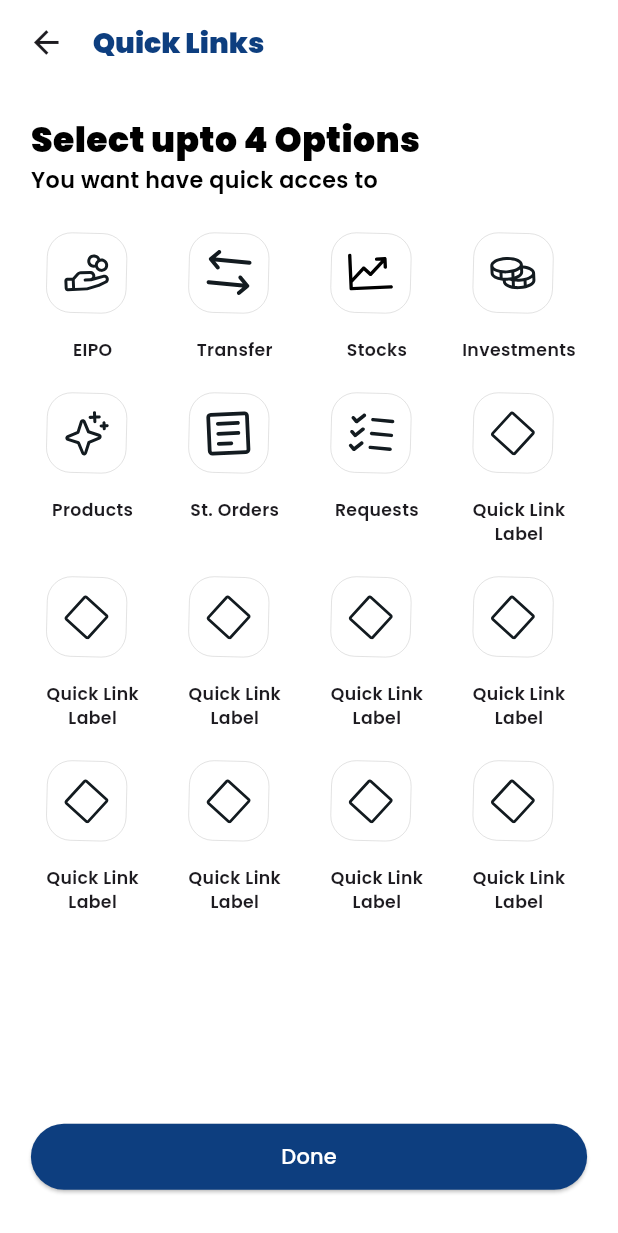
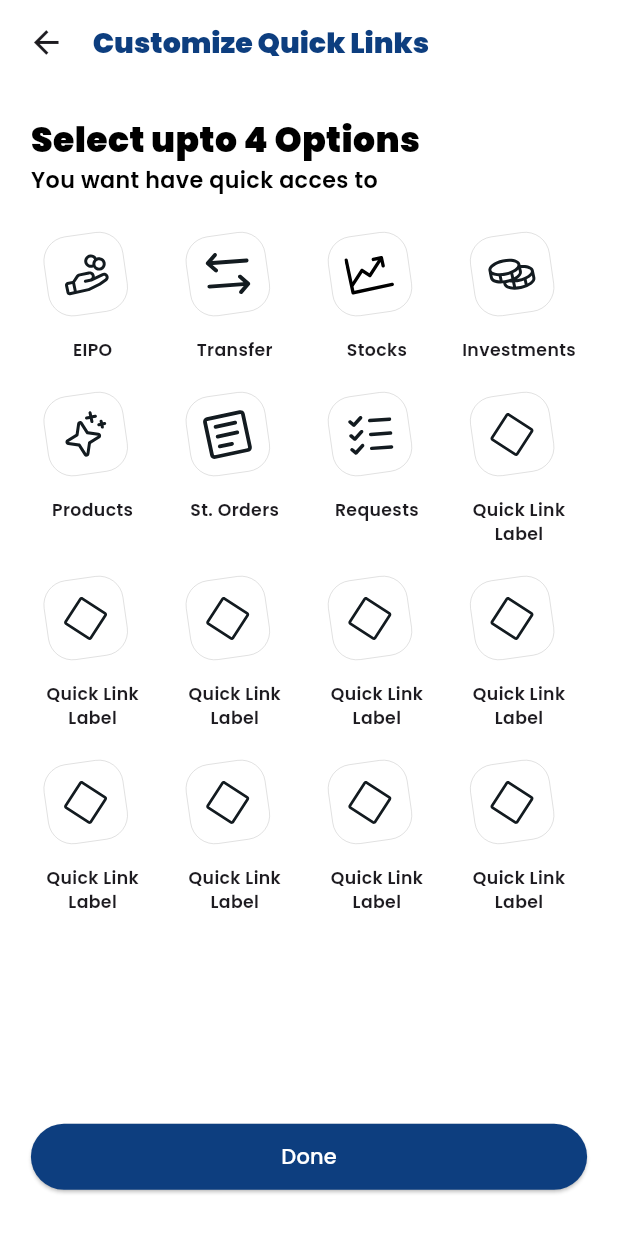
Before and after one commit to inshad-muhammed/Tasks, a Flutter app: the QuickLinkPage screen opened directly, after a tap on "Done", on a phone screen of 412 x 824 dp. Shown: the top 1233 px of the screen. Run offline on Flutter 3.47's test engine with Material 3 defaults, Android fonts, the phone set to English and light mode, and no system bars; our stand-ins replace dio, flutter_riverpod, flutter_svg, google_fonts, shimmer.

Commit message:
Integrated API and added shimmer effect on loading state

```diff
--- a/lib/core/constants/app_strings/parts/quick_link_page.dart
+++ b/lib/core/constants/app_strings/parts/quick_link_page.dart
@@ -3,7 +3,7 @@
 
 extension QuickLinkPageString on DefaultStrings {
   String get quickLinkTitle =>
-      get(I18nKeys().quickLinkTitle, fallback: "Quick Links");
+      get(I18nKeys().quickLinkTitle, fallback: "Customize Quick Links");
   String get quickLinkSubtitle =>
       get(I18nKeys().quickLinkSubtitle, fallback: "Select upto 4 Options");
   String get quickLinkSubtitle1 => get(
--- /dev/null
+++ b/lib/features/quick_link/data/models/quick_link_model.dart
@@ -0,0 +1,10 @@
+class QuickLinkModel {
+  final String label;
+  final String imagePath;
+
+  QuickLinkModel({required this.label, required this.imagePath});
+
+  factory QuickLinkModel.fromJson(Map<String, dynamic> json) {
+    return QuickLinkModel(label: json['label'], imagePath: json['imagePath']);
+  }
+}
--- /dev/null
+++ b/lib/features/quick_link/data/services/quick_link_service.dart
@@ -0,0 +1,21 @@
+import 'package:dio/dio.dart';
+import 'package:tasks/features/quick_link/data/models/quick_link_model.dart';
+import 'package:tasks/features/quick_link/presentation/constants/quick_link_icons.dart';
+
+class QuickLinkService {
+  Future<List<QuickLinkModel>> fetchQuickLinks() async {
+    await Future.delayed(Duration(seconds: 3));
+    final response = Response(
+      requestOptions: RequestOptions(path: ''),
+      data: labels,
+      statusCode: 200,
+    );
+    if (response.statusCode == 200) {
+      return (response.data as List)
+          .map((item) => QuickLinkModel.fromJson(item))
+          .toList();
+    } else {
+      throw Exception("Failed to fetch quick links");
+    }
+  }
+}
--- a/lib/features/quick_link/presentation/constants/quick_link_icons.dart
+++ b/lib/features/quick_link/presentation/constants/quick_link_icons.dart
@@ -3,20 +3,20 @@
 
 final s = DefaultStrings.instance;
 final List<Map<String, dynamic>> labels = [
-  {'icon': "assets/quick_link_icons/eipo.svg", 'label': s.label1},
-  {'icon': "assets/quick_link_icons/transfers.svg", 'label': s.label2},
-  {'icon': "assets/quick_link_icons/stocks.svg", 'label': s.label3},
-  {'icon': "assets/quick_link_icons/investments.svg", 'label': s.label4},
-  {'icon': "assets/quick_link_icons/products.svg", 'label': s.label5},
-  {'icon': "assets/quick_link_icons/orders.svg", 'label': s.label6},
-  {'icon': "assets/quick_link_icons/requests.svg", 'label': s.label7},
-  {'icon': "assets/quick_link_icons/default.svg", 'label': s.label8},
-  {'icon': "assets/quick_link_icons/default.svg", 'label': s.label8},
-  {'icon': "assets/quick_link_icons/default.svg", 'label': s.label8},
-  {'icon': "assets/quick_link_icons/default.svg", 'label': s.label8},
-  {'icon': "assets/quick_link_icons/default.svg", 'label': s.label8},
-  {'icon': "assets/quick_link_icons/default.svg", 'label': s.label8},
-  {'icon': "assets/quick_link_icons/default.svg", 'label': s.label8},
-  {'icon': "assets/quick_link_icons/default.svg", 'label': s.label8},
-  {'icon': "assets/quick_link_icons/default.svg", 'label': s.label8},
+  {'imagePath': "assets/quick_link_icons/eipo.svg", 'label': s.label1},
+  {'imagePath': "assets/quick_link_icons/transfers.svg", 'label': s.label2},
+  {'imagePath': "assets/quick_link_icons/stocks.svg", 'label': s.label3},
+  {'imagePath': "assets/quick_link_icons/investments.svg", 'label': s.label4},
+  {'imagePath': "assets/quick_link_icons/products.svg", 'label': s.label5},
+  {'imagePath': "assets/quick_link_icons/orders.svg", 'label': s.label6},
+  {'imagePath': "assets/quick_link_icons/requests.svg", 'label': s.label7},
+  {'imagePath': "assets/quick_link_icons/default.svg", 'label': s.label8},
+  {'imagePath': "assets/quick_link_icons/default.svg", 'label': s.label8},
+  {'imagePath': "assets/quick_link_icons/default.svg", 'label': s.label8},
+  {'imagePath': "assets/quick_link_icons/default.svg", 'label': s.label8},
+  {'imagePath': "assets/quick_link_icons/default.svg", 'label': s.label8},
+  {'imagePath': "assets/quick_link_icons/default.svg", 'label': s.label8},
+  {'imagePath': "assets/quick_link_icons/default.svg", 'label': s.label8},
+  {'imagePath': "assets/quick_link_icons/default.svg", 'label': s.label8},
+  {'imagePath': "assets/quick_link_icons/default.svg", 'label': s.label8},
 ];
--- /dev/null
+++ b/lib/features/quick_link/presentation/controller/quick_link_provider.dart
@@ -0,0 +1,9 @@
+import 'package:flutter_riverpod/flutter_riverpod.dart';
+import 'package:tasks/features/quick_link/data/models/quick_link_model.dart';
+import 'package:tasks/features/quick_link/data/services/quick_link_service.dart';
+
+final quickLinkServiceProvider = Provider((ref) => QuickLinkService());
+final quickLinksProvider = FutureProvider<List<QuickLinkModel>>((ref) async {
+  final service = ref.read(quickLinkServiceProvider);
+  return service.fetchQuickLinks();
+});
--- a/lib/features/quick_link/presentation/pages/quick_link.dart
+++ b/lib/features/quick_link/presentation/pages/quick_link.dart
@@ -11,6 +11,7 @@
   @override
   Widget build(BuildContext context) {
     final s = DefaultStrings.instance;
+
     SizeConfig.init(context);
     return Scaffold(
       backgroundColor: Colors.white,
--- a/lib/features/quick_link/presentation/widgets/icon.dart
+++ b/lib/features/quick_link/presentation/widgets/icon.dart
@@ -1,28 +1,34 @@
 import 'package:flutter/material.dart';
 import 'package:flutter_riverpod/flutter_riverpod.dart';
 import 'package:flutter_svg/flutter_svg.dart';
+import 'package:shimmer/shimmer.dart';
 import 'package:tasks/core/utils/size_config.dart';
-import 'package:tasks/features/quick_link/presentation/constants/quick_link_icons.dart';
+import 'package:tasks/features/quick_link/presentation/controller/quick_link_provider.dart';
 import 'package:tasks/features/quick_link/presentation/controller/selection_provider.dart';
 import 'package:tasks/features/quick_link/presentation/widgets/animation_widget.dart';
+import 'package:tasks/features/quick_link/presentation/widgets/shimmer_effect.dart';
 
 class IconWidget extends ConsumerWidget {
   const IconWidget({super.key});
 
   @override
   Widget build(BuildContext context, WidgetRef ref) {
-    final selectedIndexes = ref.watch(
-      selectedIndexesProvider,
-    ); // 👈 watch state
+    final selectedIndexes = ref.watch(selectedIndexesProvider);
+    final asyncQuickLinks = ref.watch(quickLinksProvider);
 
-    return Wrap(
+    return asyncQuickLinks.when(
+      loading: () => Shimmer.fromColors(
+        baseColor: Colors.grey[300]!,
+        highlightColor: Colors.grey[100]!,
+        child: ShimmerEffect(),
+      ),
+      error: (error, stack) => Center(child: Text("Error: $error")),
+      data: (labels) => Wrap(
         spacing: SizeConfig.screenWidth * 0.03,
         runSpacing: SizeConfig.screenWidth * 0.05,
         children: List.generate(labels.length, (index) {
           final item = labels[index];
-        final isSelected = selectedIndexes.contains(
-          index,
-        ); // 👈 is this selected?
+          final isSelected = selectedIndexes.contains(index);
 
           return GestureDetector(
             onTap: () {
@@ -65,7 +71,7 @@
                               SizeConfig.screenWidth * 0.026,
                             ),
                             child: SvgPicture.asset(
-                            item['icon'],
+                              item.imagePath,
                               height: SizeConfig.screenWidth * 0.01,
                               width: SizeConfig.screenWidth * 0.01,
                               fit: BoxFit.contain,
@@ -90,7 +96,7 @@
                 SizedBox(
                   width: SizeConfig.screenWidth * 0.2,
                   child: Text(
-                  item['label']!,
+                    item.label,
                     textAlign: TextAlign.center,
                     style: TextStyle(
                       fontWeight: FontWeight.w600,
@@ -102,6 +108,7 @@
             ),
           );
         }),
+      ),
     );
   }
 }
--- /dev/null
+++ b/lib/features/quick_link/presentation/widgets/shimmer_effect.dart
@@ -0,0 +1,37 @@
+import 'package:flutter/material.dart';
+import 'package:tasks/core/utils/size_config.dart';
+
+class ShimmerEffect extends StatelessWidget {
+  const ShimmerEffect({super.key});
+
+  @override
+  Widget build(BuildContext context) {
+    return Wrap(
+      spacing: SizeConfig.screenWidth * 0.03,
+      runSpacing: SizeConfig.screenWidth * 0.05,
+      children: List.generate(8, (index) {
+        return Column(
+          mainAxisSize: MainAxisSize.min,
+          children: [
+            Container(
+              width: SizeConfig.screenWidth * 0.15,
+              height: SizeConfig.screenWidth * 0.15,
+              decoration: BoxDecoration(
+                color: Colors.white,
+                borderRadius: BorderRadius.circular(
+                  SizeConfig.screenWidth * 0.04,
+                ),
+              ),
+            ),
+            SizedBox(height: SizeConfig.screenWidth * 0.02),
+            Container(
+              width: SizeConfig.screenWidth * 0.2,
+              height: SizeConfig.screenWidth * 0.04,
+              color: Colors.white,
+            ),
+          ],
+        );
+      }),
+    );
+  }
+}
--- a/lib/main.dart
+++ b/lib/main.dart
@@ -1,11 +1,8 @@
 import 'package:flutter/material.dart';
 import 'package:flutter_riverpod/flutter_riverpod.dart';
 import 'package:google_fonts/google_fonts.dart';
-import 'package:tasks/features/bottom_sheet/presentation/page/bottom_sheet.dart';
-import 'package:tasks/features/menu/presentation/page/main_page.dart';
 import 'package:tasks/features/notification/presentation/pages/notification_page.dart';
 import 'package:tasks/features/quick_link/presentation/pages/quick_link.dart';
-import 'package:tasks/features/widget_customisation/presentation/pages/customise_widget.dart';
 
 void main() {
   runApp(ProviderScope(child: const MyApp()));
--- a/pubspec.yaml
+++ b/pubspec.yaml
@@ -40,6 +40,7 @@
   flutter_svg: ^2.2.1
   flutter_localisation: ^2.0.0
   dio: ^5.6.0
+  shimmer: ^3.0.0
 
 dev_dependencies:
   flutter_test:
```
Also changed, not shown: lib/features/notification/presentation/pages/notifications.dart (+7 -1 lines), lib/features/notification/presentation/widgets/notification_shimmer_effect.dart (added, +54 -0 lines), pubspec.lock. Lines whose indentation alone changed are shown as unchanged.
